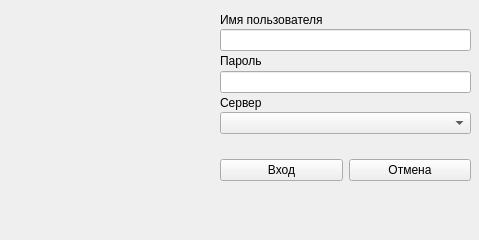
Before: the Qt Designer form loginwindow.ui in solderercb/snap_crm, drawn with Qt 5.
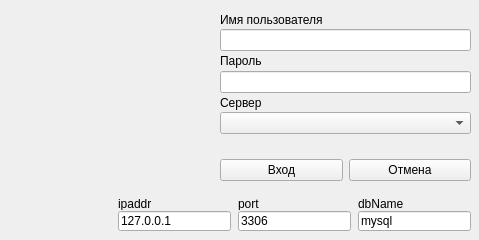
After: the same form once the commit is applied.

```diff
--- a/loginwindow.ui
+++ b/loginwindow.ui
@@ -87,6 +87,84 @@
     </item>
    </layout>
   </widget>
+  <widget class="QLineEdit" name="editIPaddr">
+   <property name="geometry">
+    <rect>
+     <x>118</x>
+     <y>211</y>
+     <width>113</width>
+     <height>20</height>
+    </rect>
+   </property>
+   <property name="text">
+    <string>127.0.0.1</string>
+   </property>
+  </widget>
+  <widget class="QLineEdit" name="editPort">
+   <property name="geometry">
+    <rect>
+     <x>238</x>
+     <y>211</y>
+     <width>113</width>
+     <height>20</height>
+    </rect>
+   </property>
+   <property name="text">
+    <string>3306</string>
+   </property>
+  </widget>
+  <widget class="QLineEdit" name="editDBName">
+   <property name="geometry">
+    <rect>
+     <x>358</x>
+     <y>211</y>
+     <width>113</width>
+     <height>20</height>
+    </rect>
+   </property>
+   <property name="text">
+    <string>mysql</string>
+   </property>
+  </widget>
+  <widget class="QLabel" name="label">
+   <property name="geometry">
+    <rect>
+     <x>118</x>
+     <y>197</y>
+     <width>47</width>
+     <height>13</height>
+    </rect>
+   </property>
+   <property name="text">
+    <string>ipaddr</string>
+   </property>
+  </widget>
+  <widget class="QLabel" name="label_2">
+   <property name="geometry">
+    <rect>
+     <x>238</x>
+     <y>197</y>
+     <width>47</width>
+     <height>13</height>
+    </rect>
+   </property>
+   <property name="text">
+    <string>port</string>
+   </property>
+  </widget>
+  <widget class="QLabel" name="label_3">
+   <property name="geometry">
+    <rect>
+     <x>358</x>
+     <y>197</y>
+     <width>47</width>
+     <height>13</height>
+    </rect>
+   </property>
+   <property name="text">
+    <string>dbName</string>
+   </property>
+  </widget>
  </widget>
  <resources/>
  <connections/>
```
